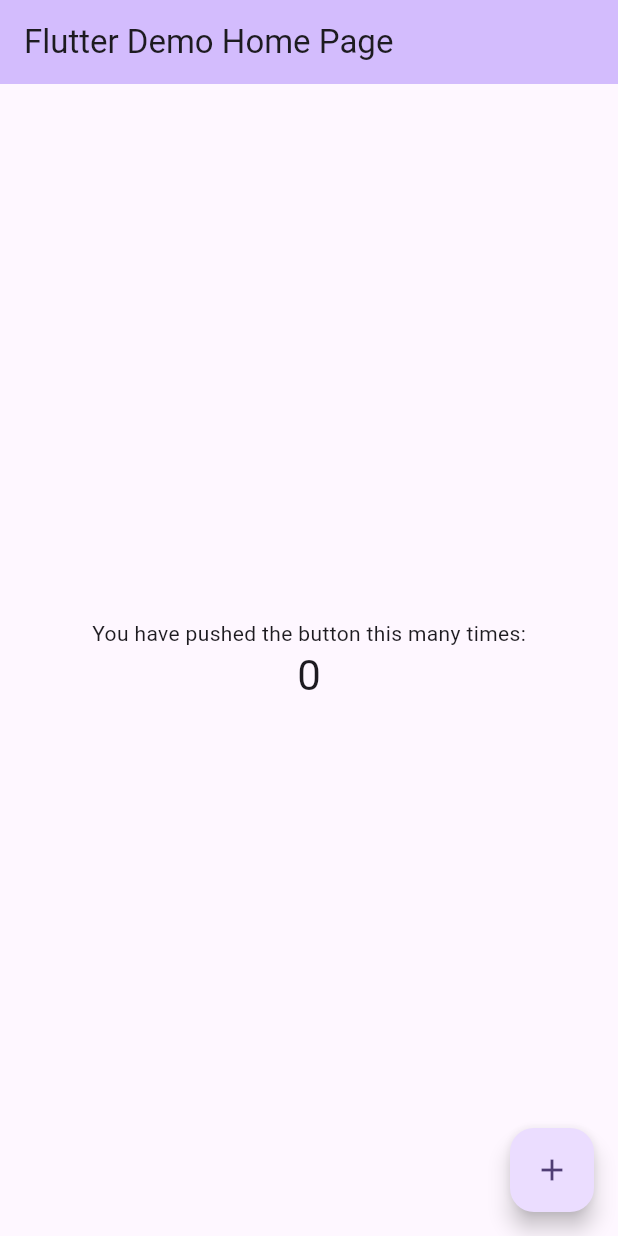
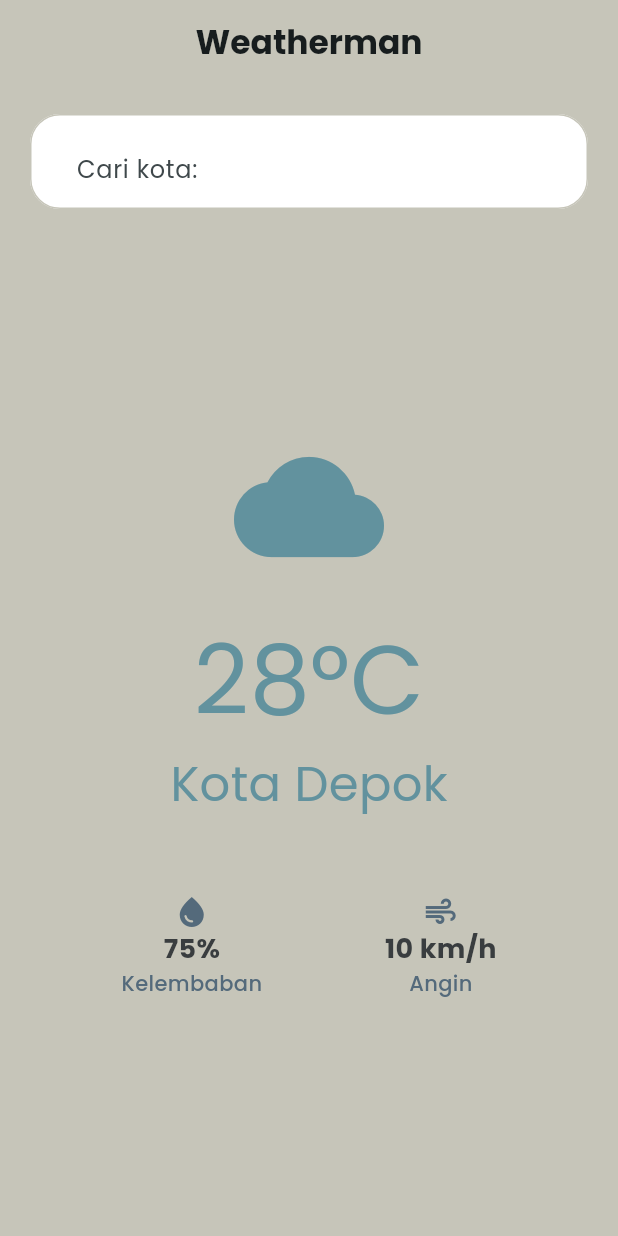
Before and after one commit to Daneartorious/weatherman_app, a Flutter app: the screen it shows after launch, on a phone screen of 412 x 824 dp. Run offline on Flutter 3.47's test engine with Material 3 defaults, Android fonts, the phone set to English and light mode, and no system bars; our stand-ins replace google_fonts.

Commit message:
Update UI

```diff
--- a/lib/main.dart
+++ b/lib/main.dart
@@ -1,121 +1,171 @@
 import 'package:flutter/material.dart';
+import 'package:google_fonts/google_fonts.dart';
 
-void main() {
-  runApp(const MyApp());
+
+//main func
+void main(){
+  runApp(const WeathermanApp());
 }
 
-class MyApp extends StatelessWidget {
-  const MyApp({super.key});
+// WeathermanApp class, include seedColor, primary, secondary, surface inside ColorScheme from theme,
+// also have text theme, return "home" value to HomeScreen()
+class WeathermanApp extends StatelessWidget{
+  const WeathermanApp({super.key});
 
-  // This widget is the root of your application.
   @override
-  Widget build(BuildContext context) {
+  Widget build(BuildContext context){
     return MaterialApp(
-      title: 'Flutter Demo',
+      title: 'Weatherman',
+      debugShowCheckedModeBanner: false,
       theme: ThemeData(
-        // This is the theme of your application.
-        //
-        // TRY THIS: Try running your application with "flutter run". You'll see
-        // the application has a purple toolbar. Then, without quitting the app,
-        // try changing the seedColor in the colorScheme below to Colors.green
-        // and then invoke "hot reload" (save your changes or press the "hot
-        // reload" button in a Flutter-supported IDE, or press "r" if you used
-        // the command line to start the app).
-        //
-        // Notice that the counter didn't reset back to zero; the application
-        // state is not lost during the reload. To reset the state, use hot
-        // restart instead.
-        //
-        // This works for code too, not just values: Most code changes can be
-        // tested with just a hot reload.
-        colorScheme: .fromSeed(seedColor: Colors.deepPurple),
+        colorScheme: ColorScheme.fromSeed(
+          seedColor: const Color(0xFF62929E),
+          primary: const Color(0xFF62929E),   // Tombol Utama / Aksen
+          secondary: const Color(0xFF546A7B), // Tombol Sekunder
+          surface: const Color(0xFFC6C5B9),
+        ),
+        textTheme: GoogleFonts.poppinsTextTheme().apply(
+          bodyColor: const Color(0xFF393D3F),
+          displayColor: const Color(0xFF393D3F),
+        ),
+        useMaterial3: true,
       ),
-      home: const MyHomePage(title: 'Flutter Demo Home Page'),
+      home: HomeScreen(),
     );
   }
+
 }
 
-class MyHomePage extends StatefulWidget {
-  const MyHomePage({super.key, required this.title});
 
-  // This widget is the home page of your application. It is stateful, meaning
-  // that it has a State object (defined below) that contains fields that affect
-  // how it looks.
-
-  // This class is the configuration for the state. It holds the values (in this
-  // case the title) provided by the parent (in this case the App widget) and
-  // used by the build method of the State. Fields in a Widget subclass are
-  // always marked "final".
-
-  final String title;
+//HomeScreen class for StatefulWidget, got TextEditingController, have dispose func that return super.dispose
+class HomeScreen extends StatefulWidget{
+  const HomeScreen({super.key});
 
   @override
-  State<MyHomePage> createState() => _MyHomePageState();
+  State<HomeScreen> createState() => _HomeScreenState();
 }
 
-class _MyHomePageState extends State<MyHomePage> {
-  int _counter = 0;
+class _HomeScreenState extends State<HomeScreen>{
+  final TextEditingController _cityController = TextEditingController();
 
-  void _incrementCounter() {
-    setState(() {
-      // This call to setState tells the Flutter framework that something has
-      // changed in this State, which causes it to rerun the build method below
-      // so that the display can reflect the updated values. If we changed
-      // _counter without calling setState(), then the build method would not be
-      // called again, and so nothing would appear to happen.
-      _counter++;
-    });
+  @override
+  void dispose(){
+    _cityController.dispose();
+    super.dispose();
+  }
+
+  Widget _buildWeatherDetail(String label, String value, IconData icon){
+    return Column(
+      children: [
+        Icon(icon, color: Theme.of(context).colorScheme.secondary),
+        Text(value,
+          style: const TextStyle(
+            fontSize: 18,
+            fontWeight: FontWeight.bold
+          ),
+        ),
+        Text(
+          label,
+          style: TextStyle(
+            color: Theme.of(context).colorScheme.secondary,
+            fontWeight: FontWeight.w500
+          ),
+        )
+      ],
+    );
   }
 
   @override
-  Widget build(BuildContext context) {
-    // This method is rerun every time setState is called, for instance as done
-    // by the _incrementCounter method above.
-    //
-    // The Flutter framework has been optimized to make rerunning build methods
-    // fast, so that you can just rebuild anything that needs updating rather
-    // than having to individually change instances of widgets.
+  Widget build(BuildContext context){
     return Scaffold(
+      backgroundColor: Theme.of(context).scaffoldBackgroundColor,
       appBar: AppBar(
-        // TRY THIS: Try changing the color here to a specific color (to
-        // Colors.amber, perhaps?) and trigger a hot reload to see the AppBar
-        // change color while the other colors stay the same.
-        backgroundColor: Theme.of(context).colorScheme.inversePrimary,
-        // Here we take the value from the MyHomePage object that was created by
-        // the App.build method, and use it to set our appbar title.
-        title: Text(widget.title),
+        title: const
+        Text(
+          'Weatherman',
+          style: TextStyle(fontWeight: FontWeight.bold),
+          ),
+        backgroundColor: Theme.of(context).scaffoldBackgroundColor,
+        elevation: 0,
+        centerTitle: true,
       ),
-      body: Center(
-        // Center is a layout widget. It takes a single child and positions it
-        // in the middle of the parent.
+      body: Padding(
+        padding: EdgeInsets.all(20),
         child: Column(
-          // Column is also a layout widget. It takes a list of children and
-          // arranges them vertically. By default, it sizes itself to fit its
-          // children horizontally, and tries to be as tall as its parent.
-          //
-          // Column has various properties to control how it sizes itself and
-          // how it positions its children. Here we use mainAxisAlignment to
-          // center the children vertically; the main axis here is the vertical
-          // axis because Columns are vertical (the cross axis would be
-          // horizontal).
-          //
-          // TRY THIS: Invoke "debug painting" (choose the "Toggle Debug Paint"
-          // action in the IDE, or press "p" in the console), to see the
-          // wireframe for each widget.
-          mainAxisAlignment: .center,
           children: [
-            const Text('You have pushed the button this many times:'),
-            Text(
-              '$_counter',
-              style: Theme.of(context).textTheme.headlineMedium,
+            TextField(
+              controller: _cityController,
+              decoration: InputDecoration(
+                hintText: ('Cari kota: '),
+                prefix: Icon(
+                  Icons.search,
+                  color: Theme.of(context).colorScheme.primary,
+                  size: 27,
+                ),
+                filled: true,
+                fillColor: Colors.white,
+                contentPadding: EdgeInsets.symmetric(vertical: 15),
+                enabledBorder: OutlineInputBorder(
+                  borderRadius: BorderRadius.circular(20),
+                  borderSide: BorderSide(
+                    color: Theme.of(context).colorScheme.surface
+                  )
+                ),
+                focusedBorder: OutlineInputBorder(
+                  borderRadius: BorderRadius.circular(15),
+                  borderSide: BorderSide(
+                    color: Theme.of(context).colorScheme.surface,
+                    width: 2
+                  )
+                )
+              ),
             ),
+            SizedBox(height: 30),
+              Expanded(child:
+              Column(
+                mainAxisAlignment: MainAxisAlignment.center,
+                children: [
+                  Icon(
+                    Icons.cloud,
+                    size: 100,
+                    color: Theme.of(context).colorScheme.primary
+                  ),
+                  const SizedBox(height: 20),
+                  Text(
+                    '28°C',
+                    style: TextStyle(
+                      fontSize: 64,
+                      color: Theme.of(context).colorScheme.primary
+                    ),
+                  ),
+                  Text(
+                  'Kota Depok',
+                    style: TextStyle(
+                      fontSize: 32,
+                      color: Theme.of(context).colorScheme.primary
+                    ),
+                  ),
+                  const SizedBox(height: 30),
+
+                  Container(
+                    padding: const EdgeInsets.all(20),
+                    decoration: BoxDecoration(
+                      color: Theme.of(context).colorScheme.surface,
+                      borderRadius: BorderRadius.circular(20),
+                    ),
+                    child: Row(
+                      mainAxisAlignment: MainAxisAlignment.spaceAround,
+                      children: [
+                        _buildWeatherDetail('Kelembaban','75%', Icons.water_drop),
+                        _buildWeatherDetail('Angin','10 km/h', Icons.air)
+                      ],
+                    ),
+                  )
+                ],
+              )
+            )
           ],
         ),
-      ),
-      floatingActionButton: FloatingActionButton(
-        onPressed: _incrementCounter,
-        tooltip: 'Increment',
-        child: const Icon(Icons.add),
       ),
     );
   }
```
Also changed, not shown: 1 other file.
